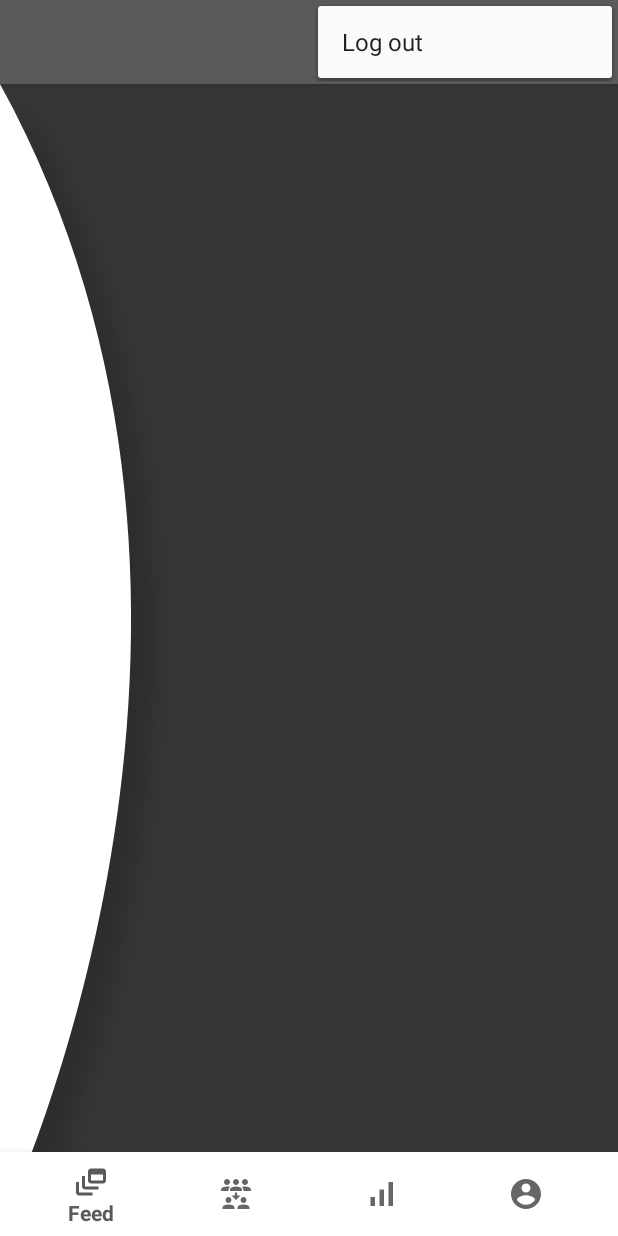
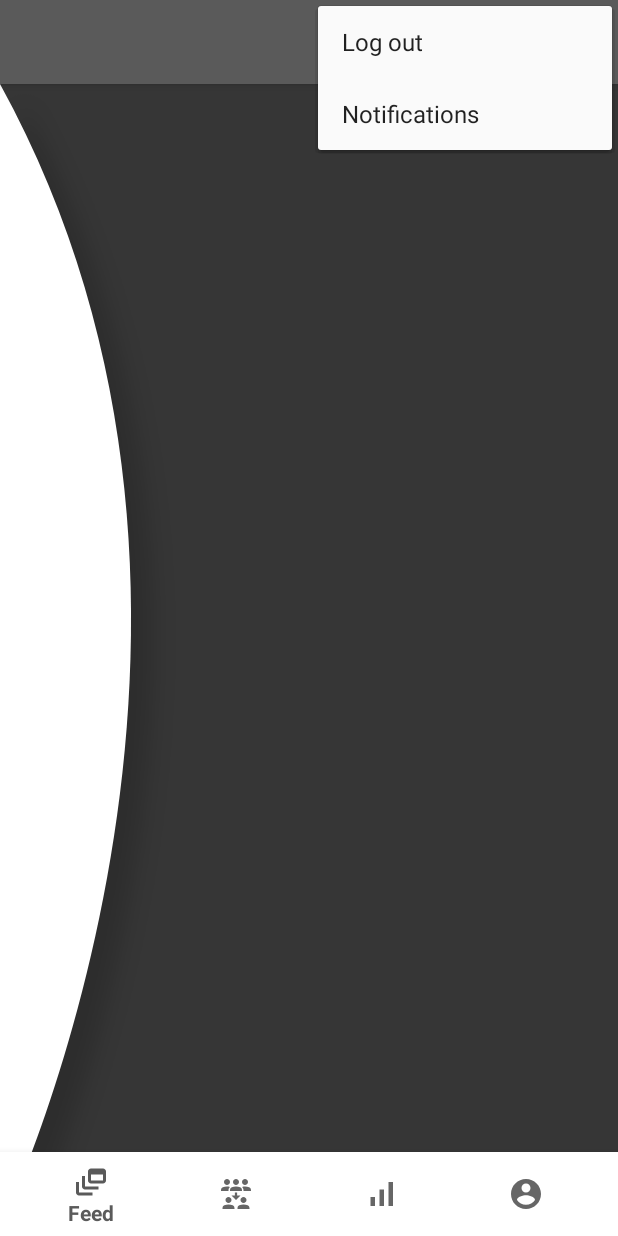
Before and after one commit to Tech-Elites/hustle_tarp, an Android app: the employeeLandingPage screen opened directly, with no data from a screen before it, with the options menu open, on a phone screen of 412 x 824 dp. Run offline under Robolectric (Android 15) with nearby library versions, the light colour scheme and no system bars; our stand-ins replace Firebase (no records; nobody signed in at launch, a user with empty details on screens opened directly), navigation-ui.

Commit message:
added_the_notifications_and_deletion of issues

```diff
--- /dev/null
+++ b/app/src/main/res/menu/menulogoutnotifications.xml
@@ -0,0 +1,8 @@
+<?xml version="1.0" encoding="utf-8"?>
+<menu xmlns:android="http://schemas.android.com/apk/res/android">
+    <item
+        android:title="Log out"
+        android:id="@+id/logoutEmp"
+    />
+    <item android:title="Notifications" android:id="@+id/notificationEmp"></item>
+</menu>
```
Also changed, not shown: app/src/main/java/com/example/hustle_tarp/employeeLandingPage.java (+11 -3 lines).
